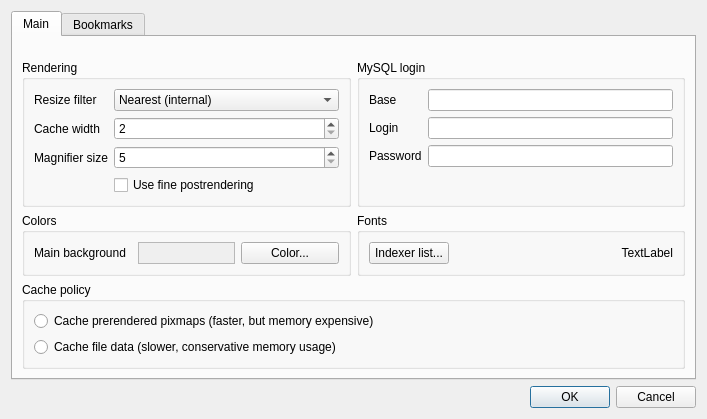
Before: the Qt Designer form settingsdialog.ui in kernel1024/qmanga, drawn with Qt 5.
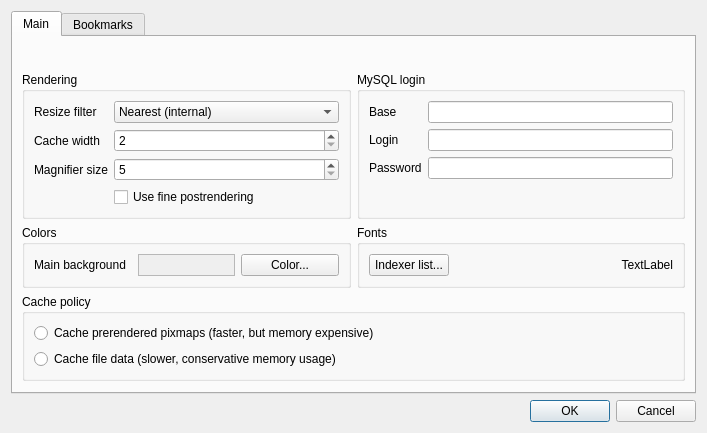
After: the same form once the commit is applied.

```diff
--- a/settingsdialog.ui
+++ b/settingsdialog.ui
@@ -7,7 +7,7 @@
     <x>0</x>
     <y>0</y>
     <width>707</width>
-    <height>419</height>
+    <height>433</height>
    </rect>
   </property>
   <property name="windowTitle">
```
Left out of the diff: 14 changed lines with no effect on the pictures.
